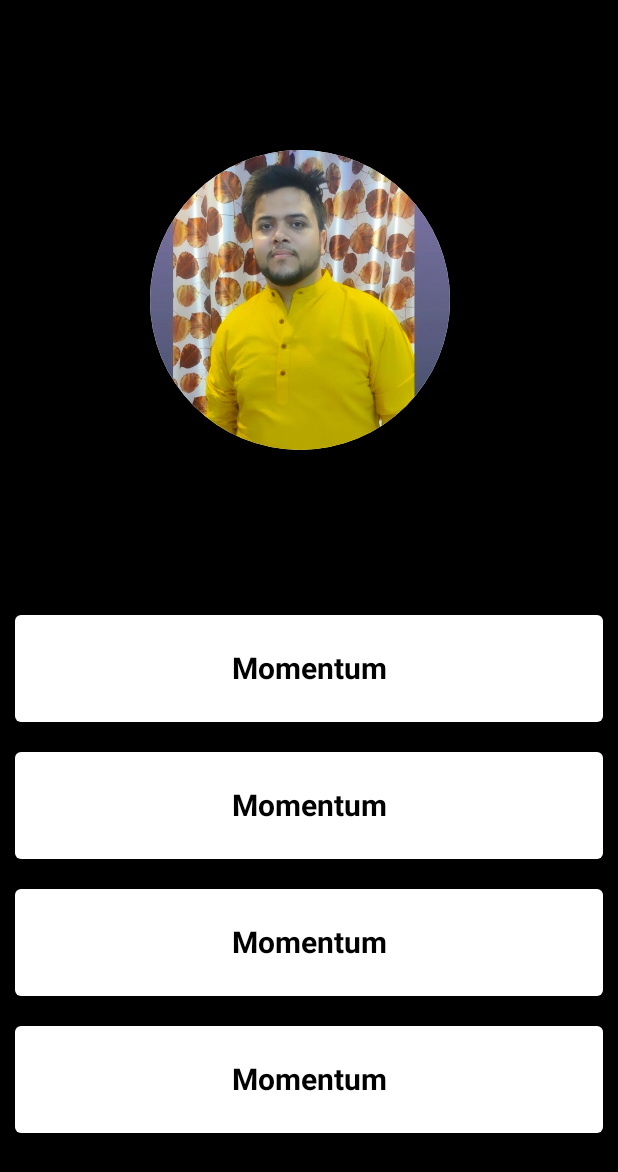
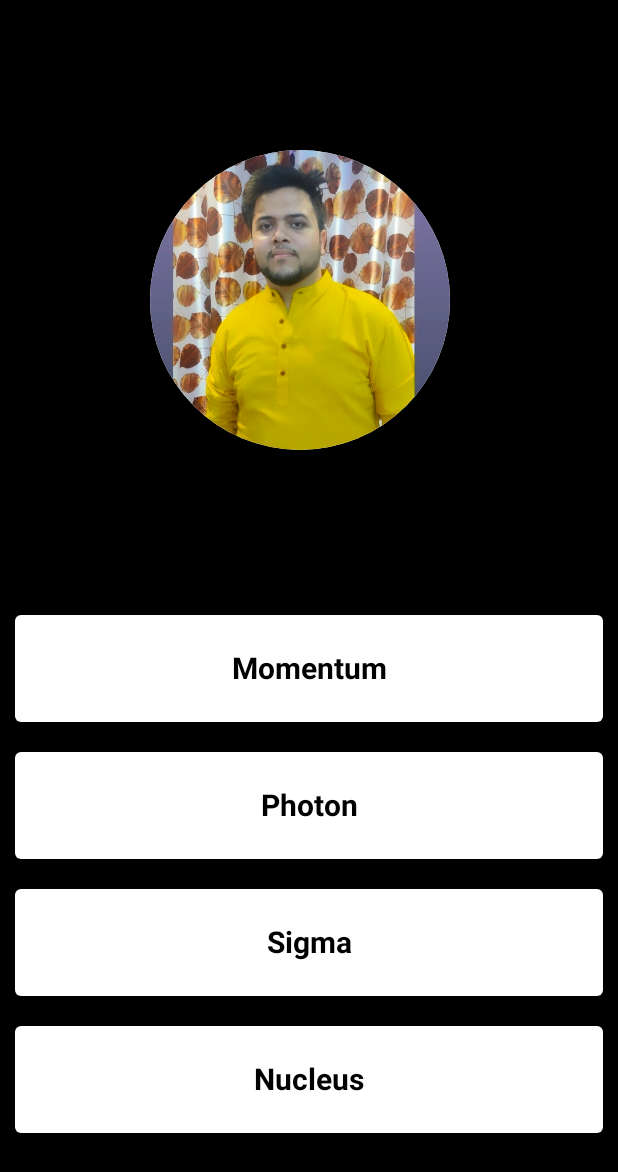
Before and after one commit to shivam-S-bisht/quiz-hack, an Android app built with Jetpack Compose: the screen it shows after launch (MainActivity), on a phone screen of 412 x 824 dp. Shown: the top 1172 px of the screen. Run offline under Robolectric (Android 15) with nearby library versions, the phone set to English and light mode, and no system bars.

Commit message:
new flow

```diff
--- a/ComposoThon/app/src/main/java/com/example/composothon/MainActivity.kt
+++ b/ComposoThon/app/src/main/java/com/example/composothon/MainActivity.kt
@@ -1,10 +1,12 @@
 package com.example.composothon
 
 import android.os.Bundle
+import android.util.Log
 import androidx.activity.ComponentActivity
 import androidx.activity.compose.setContent
 import androidx.compose.foundation.Image
 import androidx.compose.foundation.background
+import androidx.compose.foundation.clickable
 import androidx.compose.foundation.layout.*
 import androidx.compose.foundation.lazy.LazyColumn
 import androidx.compose.foundation.lazy.items
@@ -14,6 +16,8 @@ import androidx.compose.material.MaterialTheme
 import androidx.compose.material.Surface
 import androidx.compose.material.Text
 import androidx.compose.runtime.Composable
+import androidx.compose.runtime.mutableStateOf
+import androidx.compose.runtime.remember
 import androidx.compose.ui.Alignment
 import androidx.compose.ui.Modifier
 import androidx.compose.ui.draw.clip
@@ -44,7 +48,9 @@ class MainActivity : ComponentActivity() {
                     ){
                         Column {
                             LogoDesign(painter = painter )
-                            CardPoint()
+                            CardPoint({
+                                Log.i("$it","$it")
+                            })
                         }
                     }
                 }
@@ -68,19 +74,32 @@ fun LogoDesign(painter:Painter){
 }
 
 @Composable
-fun CardPoint(){
+fun CardPoint(selectedItem:(String)->Unit){
 //    val list = listOf(
 //        painterResource(id = R.drawable.momentum),
 //        painterResource(id = R.drawable.momentum),
 //        painterResource(id = R.drawable.momentum),
 //        painterResource(id = R.drawable.momentum))
-    val arr = listOf("Momentum","Momentum","Momentum","Momentum")
+    val checkAnsState = remember {
+        mutableStateOf(value = Color.White)
+    }
+    val arr = listOf("Momentum","Photon","Sigma","Nucleus")
     LazyColumn{
         items(count = arr.count()){ item->
             Row(horizontalArrangement = Arrangement.Center) {
                 Card(modifier = Modifier
                     .background(Color.Black)
-                    .padding(10.dp)){
+                    .padding(10.dp)
+                    .clickable {
+                        selectedItem(arr[item])
+                        if(arr[item] == "Sigma"){
+                            checkAnsState.value = Color.Green
+                        } else{
+                            checkAnsState.value = Color.Red
+                        }
+                    },
+                    backgroundColor = checkAnsState.value
+                ){
                     Text(
                         text = arr[item].toString(),
                         fontSize = 20.sp,
@@ -92,7 +111,6 @@ fun CardPoint(){
                             .fillMaxWidth()
                     )
                 }
-
             }
         }
     }
```
